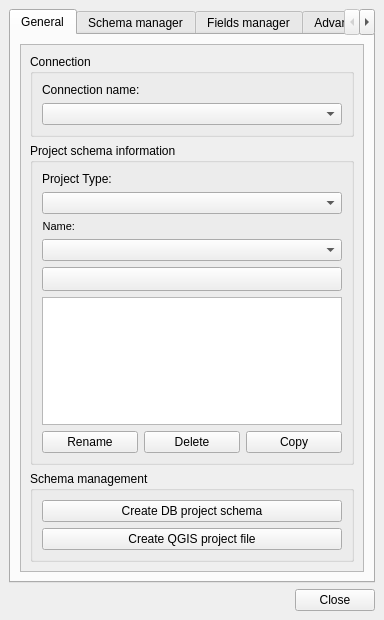
Above: core/ui/admin/admin_ui.ui from Giswater/giswater_qgis_plugin before the change. Below: the same form after it.
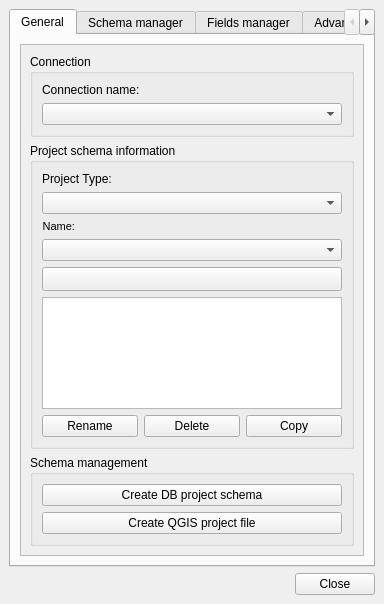
That is the form after the change. Icons and pictures are not drawn.

Commit message: Minor enhancement: remove vertical spacer on admin ui file

Patch:
```diff
--- a/core/ui/admin/admin_ui.ui
+++ b/core/ui/admin/admin_ui.ui
@@ -7,7 +7,7 @@
     <x>0</x>
     <y>0</y>
     <width>384</width>
-    <height>620</height>
+    <height>604</height>
    </rect>
   </property>
   <property name="sizePolicy">
@@ -110,7 +110,7 @@
              <x>0</x>
              <y>0</y>
              <width>340</width>
-             <height>527</height>
+             <height>511</height>
             </rect>
            </property>
            <layout class="QGridLayout" name="gridLayout_11">
@@ -356,19 +356,6 @@
               </layout>
              </widget>
             </item>
-            <item row="3" column="0">
-             <spacer name="verticalSpacer_4">
-              <property name="orientation">
-               <enum>Qt::Vertical</enum>
-              </property>
-              <property name="sizeHint" stdset="0">
-               <size>
-                <width>20</width>
-                <height>40</height>
-               </size>
-              </property>
-             </spacer>
-            </item>
            </layout>
           </widget>
          </widget>
```
Left out of the diff: 8 changed lines with no effect on the pictures.
